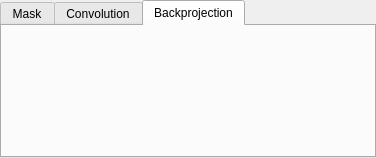
Old version of the form viewer/masksettings.ui in the repository verbkinm2/WTF_Viewer.
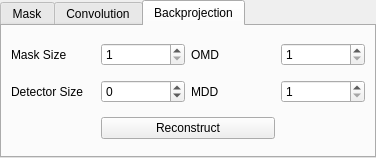
New version of the form. The open tabs and pages were chosen to show the change. Icons and pictures are not drawn.

Commit message: Добавил формы

```diff
--- a/viewer/masksettings.ui
+++ b/viewer/masksettings.ui
@@ -160,6 +160,80 @@
       <attribute name="title">
        <string>Backprojection</string>
       </attribute>
+      <layout class="QGridLayout" name="gridLayout_4">
+       <item row="0" column="0">
+        <widget class="QLabel" name="Mask_Size_2">
+         <property name="text">
+          <string>Mask Size</string>
+         </property>
+        </widget>
+       </item>
+       <item row="0" column="1">
+        <widget class="QSpinBox" name="Mask_Size">
+         <property name="minimum">
+          <number>1</number>
+         </property>
+        </widget>
+       </item>
+       <item row="0" column="2">
+        <widget class="QLabel" name="label_9">
+         <property name="text">
+          <string>OMD</string>
+         </property>
+        </widget>
+       </item>
+       <item row="0" column="3">
+        <widget class="QSpinBox" name="OMD">
+         <property name="minimum">
+          <number>1</number>
+         </property>
+         <property name="maximum">
+          <number>15</number>
+         </property>
+        </widget>
+       </item>
+       <item row="1" column="0">
+        <widget class="QLabel" name="Detector_Size_2">
+         <property name="text">
+          <string>Detector Size</string>
+         </property>
+        </widget>
+       </item>
+       <item row="1" column="1">
+        <widget class="QSpinBox" name="Detector_Size">
+         <property name="minimum">
+          <number>-10</number>
+         </property>
+         <property name="maximum">
+          <number>10</number>
+         </property>
+        </widget>
+       </item>
+       <item row="1" column="2">
+        <widget class="QLabel" name="MDD_2">
+         <property name="text">
+          <string>MDD</string>
+         </property>
+        </widget>
+       </item>
+       <item row="1" column="3">
+        <widget class="QSpinBox" name="MDD">
+         <property name="minimum">
+          <number>1</number>
+         </property>
+         <property name="maximum">
+          <number>15</number>
+         </property>
+        </widget>
+       </item>
+       <item row="2" column="1" colspan="2">
+        <widget class="QPushButton" name="Reconstruct_bp">
+         <property name="text">
+          <string>Reconstruct</string>
+         </property>
+        </widget>
+       </item>
+      </layout>
      </widget>
     </widget>
    </item>
```
Left out of the diff: 14 changed lines with no effect on the pictures. The commit also changes 3 other files.
